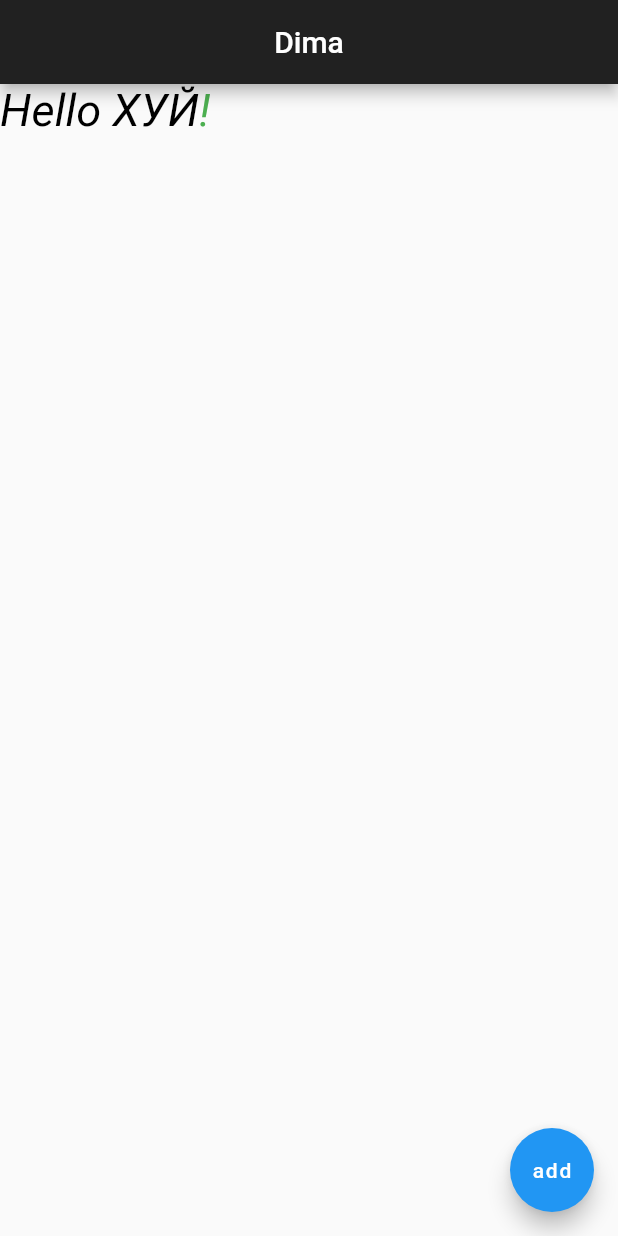
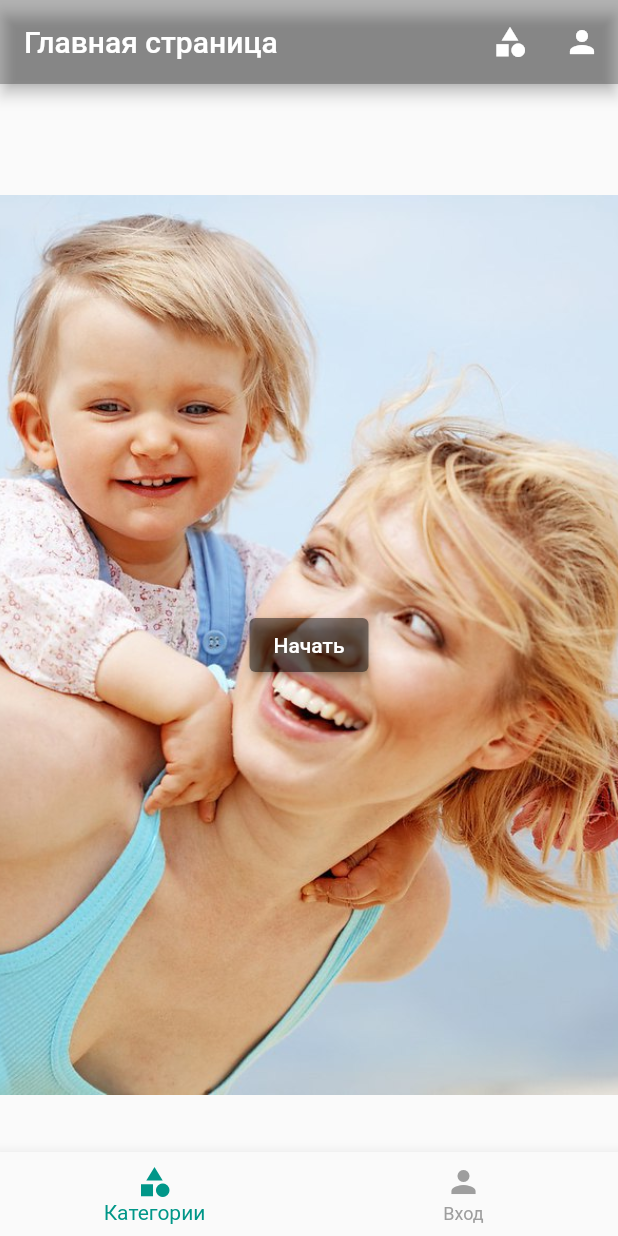
Before and after one commit to Rewqa1/ParentHelperPro, a Flutter app: the screen it shows after launch, on a phone screen of 412 x 824 dp. Run offline on Flutter 3.47's test engine with Material 2 defaults, Android fonts, the phone set to English and light mode, and no system bars.

```diff
--- a/lib/main.dart
+++ b/lib/main.dart
@@ -1,44 +1,102 @@
-import 'dart:typed_data';
-
 import 'package:flutter/material.dart';
 
-void main() => runApp(FlutterTutorial());
+void main() {
+  runApp(MyApp());
+}
 
-class FlutterTutorial extends StatelessWidget {
-  const FlutterTutorial({Key? key}) : super(key: key);
-
+class MyApp extends StatelessWidget {
   @override
   Widget build(BuildContext context) {
     return MaterialApp(
-      title: "Flutter tutorial",
-      home: Scaffold(
-        appBar: AppBar(
-          title: Text("Dima"),
-          centerTitle: true,
-          backgroundColor: Colors.grey[900],
+      home: HomePage(),
+    );
+  }
+}
+
+class HomePage extends StatelessWidget {
+  @override
+  Widget build(BuildContext context) {
+    return Scaffold(
+      appBar: AppBar(
+        title: Text('Главная страница'),
+        backgroundColor: Colors.black26, // Укажите желаемый цвет
+        actions: [
+          IconButton(
+            icon: Icon(Icons.category),
+            onPressed: () {
+              // Обработка нажатия на кнопку "Категории"
+            },
+          ),
+          IconButton(
+            icon: Icon(Icons.person),
+            onPressed: () {
+              // Обработка нажатия на значок профиля
+            },
+          ),
+        ],
+      ),
+      body: Center(
+        child: Column(
+          mainAxisAlignment: MainAxisAlignment.center,
+          children: [
+            Text(''),
+            SizedBox(height: 20),
+            Container(
+              width: 500.0, // ширина контейнера (можно изменить)
+              height: 600.0, // высота контейнера (можно изменить)
+              child: Stack(
+                children: [
+                  // Задний фон - увеличенное изображение
+                  Container(
+                    decoration: BoxDecoration(
+                      image: DecorationImage(
+                        image: AssetImage('assets/background.jpg'),
+                        fit: BoxFit
+                            .cover, // растягиваем изображение, чтобы оно покрыло весь контейнер
+                      ),
+                    ),
+                  ),
+                  // Верхний слой - кнопка
+                  Align(
+                    alignment: Alignment.center,
+                    child: ElevatedButton(
+                      onPressed: () {
+                        // Обработка нажатия на кнопку
+                      },
+                      child: Text('Начать'),
+                      style: ButtonStyle(
+                        backgroundColor:
+                        MaterialStateProperty.all(Colors.black45),
+                      ),
+                    ),
+                  ),
+                ],
+              ),
+            )
+          ],
         ),
-        body: RichText(
-          text: TextSpan(
-            style: TextStyle(
-              fontSize: 30,
-              color: Colors.black,
-              fontStyle: FontStyle.italic,
-              fontFamily: "Luminoso",
-            ),
-            children: <TextSpan>[
-              TextSpan(text: "Hello"),
-              TextSpan(text: " ХУЙ"),
-              TextSpan(
-                text: "!",
-                style: TextStyle(color: Colors.green),
-              ),
-            ],
+      ),
+      bottomNavigationBar: BottomNavigationBar(
+        items: [
+          BottomNavigationBarItem(
+            icon: Icon(Icons.category),
+            label: 'Категории',
           ),
-        ),
-        floatingActionButton: FloatingActionButton(
-          onPressed: () {},
-          child: Text("add"),
-        ),
+          BottomNavigationBarItem(
+            icon: Icon(Icons.person),
+            label: 'Вход',
+          ),
+        ],
+        onTap: (index) {
+          // Обработка нажатия на BottomNavigationBar
+          if (index == 0) {
+            // Нажата кнопка "Категории"
+          } else if (index == 1) {
+            // Нажата кнопка "Вход"
+          }
+        },
+        selectedItemColor: Colors.teal, // Цвет активного элемента
+        unselectedItemColor: Colors.grey, // Цвет неактивных элементов
       ),
     );
   }
--- a/pubspec.yaml
+++ b/pubspec.yaml
@@ -74,6 +74,9 @@ flutter:
   # "family" key with the font family name, and a "fonts" key with a
   # list giving the asset and other descriptors for the font. For
   # example:
+  assets:
+    - assets/
+    - assets/background.jpg
   fonts:
      - family: Lumanosim
        fonts:
```
Also changed, not shown: assets/background.jpg (added).
